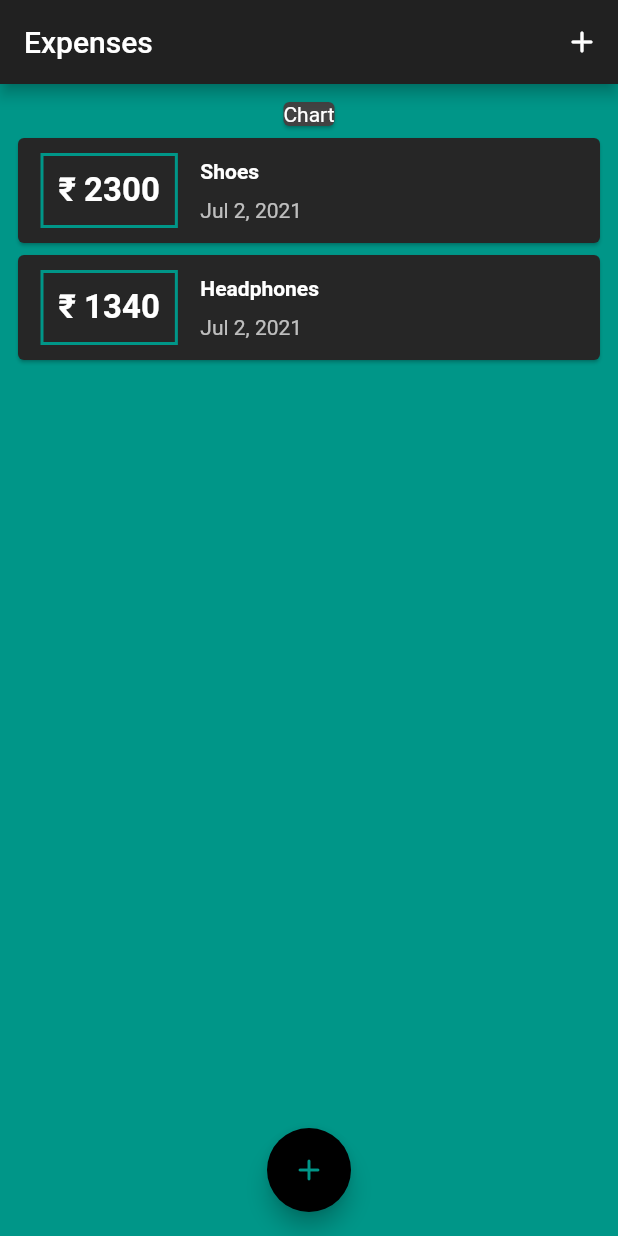
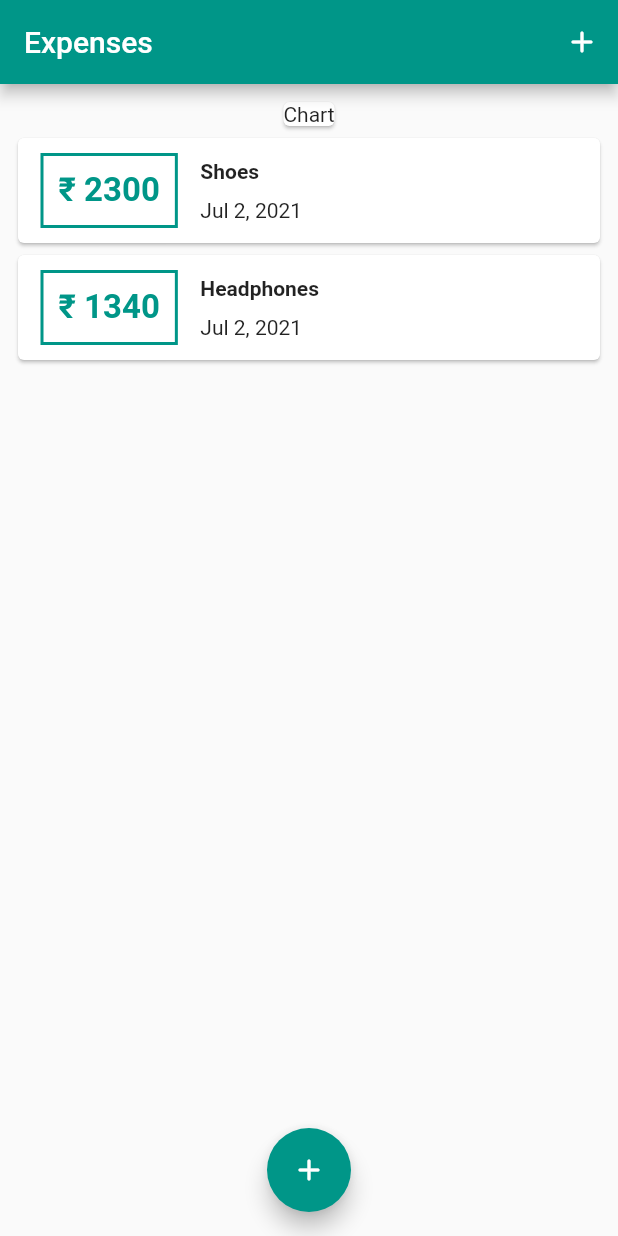
Before and after one commit to Basith-P/Personal-Expense-Tracker, a Flutter app: the screen it shows after launch, on a phone screen of 412 x 824 dp. Run offline on Flutter 3.47's test engine with Material 2 defaults, Android fonts, the phone set to English and light mode, and no system bars.

Commit message:
Add theme

```diff
--- a/lib/main.dart
+++ b/lib/main.dart
@@ -10,7 +10,7 @@ class MyApp extends StatelessWidget {
     return MaterialApp(
       title: 'Personal Expense',
       debugShowCheckedModeBanner: false,
-      theme: ThemeData.dark(),
+      theme: ThemeData(primarySwatch: Colors.teal),
       home: HomePage(),
     );
   }
--- a/lib/screens/home_page.dart
+++ b/lib/screens/home_page.dart
@@ -1,5 +1,3 @@
-import 'dart:js';
-
 import 'package:flutter/material.dart';
 
 import '../widgets/transaction_list.dart';
@@ -53,7 +51,7 @@ class _HomePageState extends State<HomePage> {
   Widget build(BuildContext context) {
     return SafeArea(
       child: Scaffold(
-        backgroundColor: Colors.teal,
+        // backgroundColor: Colors.teal,
         appBar: AppBar(
           title: Text('Expenses'),
           actions: [
@@ -77,10 +75,10 @@ class _HomePageState extends State<HomePage> {
         floatingActionButtonLocation: FloatingActionButtonLocation.centerFloat,
         floatingActionButton: FloatingActionButton(
           onPressed: () => _startAddNewTransaction(context),
-          backgroundColor: Colors.black,
+          // backgroundColor: Colors.black,
           child: Icon(
             Icons.add_rounded,
-            color: Colors.teal,
+            // color: Colors.teal,
           ),
         ),
       ),
--- a/lib/widgets/transaction_list.dart
+++ b/lib/widgets/transaction_list.dart
@@ -15,13 +15,14 @@ class TransactionList extends StatelessWidget {
         itemCount: transactions.length,
         itemBuilder: (ctx, index) {
           return Card(
-            color: Color(0xff262626),
+            // color: Color(0xff262626),
             child: Row(
               children: [
                 Container(
                   decoration: BoxDecoration(
                     border: Border.all(
-                      color: Colors.teal,
+                      color: Theme.of(context).primaryColor,
+                      // color: Colors.teal,
                       width: 2,
                     ),
                   ),
@@ -31,6 +32,7 @@ class TransactionList extends StatelessWidget {
                     '₹ ${transactions[index].amount}',
                     style: TextStyle(
                       fontWeight: FontWeight.bold,
+                      color: Theme.of(context).primaryColor,
                       fontSize: 22,
                     ),
                   ),
@@ -49,7 +51,7 @@ class TransactionList extends StatelessWidget {
                     ),
                     Text(
                       DateFormat.yMMMd().format(transactions[index].date),
-                      style: TextStyle(color: Colors.white70),
+                      // style: TextStyle(color: Colors.white70),
                     ),
                   ],
                 )
```
